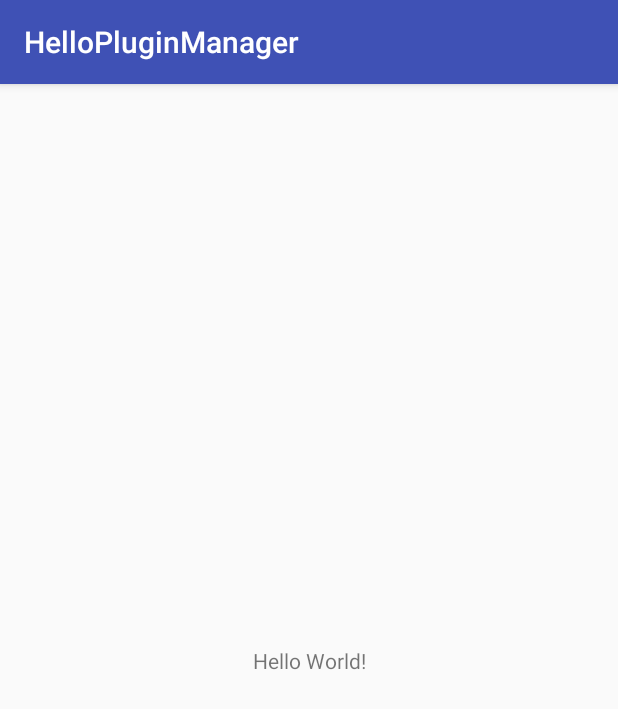
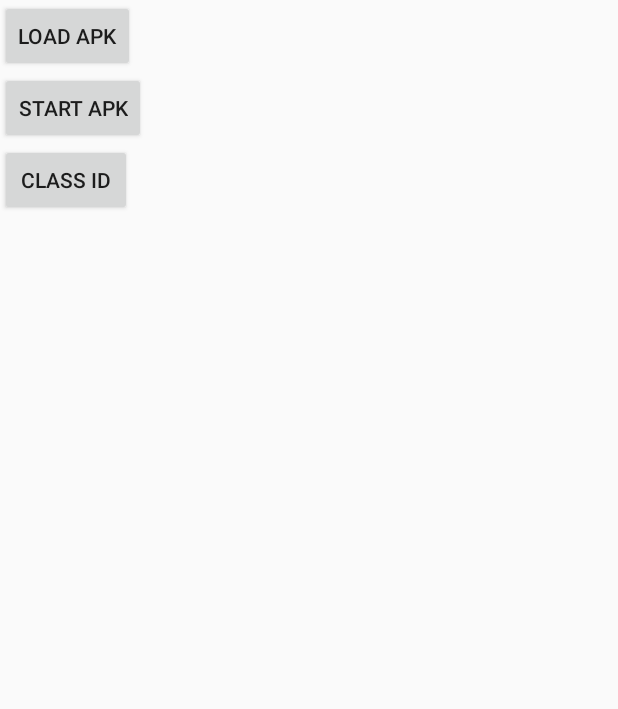
Before and after one commit to wengz/HelloPluginManager, an Android app: the screen it shows after launch (MainActivity before the commit, TestPluginManagerActivity after it), on a phone screen of 412 x 824 dp. Shown: the top 709 px of the screen. Run offline under Robolectric (Android 15) with nearby library versions, the phone set to English and light mode, and no system bars.

Commit message:
基础实现

```diff
--- a/app/build.gradle
+++ b/app/build.gradle
@@ -1,7 +1,7 @@
 apply plugin: 'com.android.application'
 
 android {
-    compileSdkVersion 28
+    compileSdkVersion 23
     defaultConfig {
         applicationId "com.example.wengzc.hellopluginmanager"
         minSdkVersion 21
@@ -20,7 +20,7 @@ android {
 
 dependencies {
     implementation fileTree(dir: 'libs', include: ['*.jar'])
-    implementation 'com.android.support:appcompat-v7:28.0.0'
+    implementation 'com.android.support:appcompat-v7:23.0.0'
     implementation 'com.android.support.constraint:constraint-layout:1.1.3'
     testImplementation 'junit:junit:4.12'
     androidTestImplementation 'com.android.support.test:runner:1.0.2'
--- a/app/src/main/AndroidManifest.xml
+++ b/app/src/main/AndroidManifest.xml
@@ -9,16 +9,17 @@
         android:allowBackup="true"
         android:icon="@mipmap/ic_launcher"
         android:label="@string/app_name"
-        android:roundIcon="@mipmap/ic_launcher_round"
         android:supportsRtl="true"
         android:theme="@style/AppTheme">
         <activity android:name=".MainActivity">
+        </activity>
+        <activity android:name=".TestPluginManagerActivity">
             <intent-filter>
                 <action android:name="android.intent.action.MAIN" />
-
                 <category android:name="android.intent.category.LAUNCHER" />
             </intent-filter>
         </activity>
+        <activity android:name="androidx.pluginmgr.PluginActivity" />
     </application>
 
 </manifest>
--- a/app/src/main/java/com/example/wengzc/hellopluginmanager/ActivityClassGenerator.java
+++ b/app/src/main/java/com/example/wengzc/hellopluginmanager/ActivityClassGenerator.java
@@ -28,7 +28,7 @@ import java.lang.reflect.Type;
 import java.util.jar.JarEntry;
 import java.util.jar.JarOutputStream;
 
-import static java.lang.reflect.Member.PUBLIC;
+import static java.lang.reflect.Modifier.PUBLIC;
 import static java.lang.reflect.Modifier.FINAL;
 import static java.lang.reflect.Modifier.PRIVATE;
 import static java.lang.reflect.Modifier.PROTECTED;
@@ -204,6 +204,7 @@ public class ActivityClassGenerator {
         code.invokeVirtual(setComponent, i, i, localComp);
         code.returnValue(i);
     }
+
 
     private static <S, D extends S> void declareMethod_getPackageName(DexMaker dexMaker, TypeId<D> generatedType, String pkgName){
         MethodId<D, String> method = generatedType.getMethod(TypeId.STRING,
--- a/app/src/main/java/com/example/wengzc/hellopluginmanager/MainActivity.java
+++ b/app/src/main/java/com/example/wengzc/hellopluginmanager/MainActivity.java
@@ -1,5 +1,6 @@
 package com.example.wengzc.hellopluginmanager;
 
+import android.content.ComponentName;
 import android.content.Intent;
 import android.os.Environment;
 import android.support.v7.app.AppCompatActivity;
@@ -28,7 +29,7 @@ public class MainActivity extends AppCompatActivity {
         super.onCreate(savedInstanceState);
         setContentView(R.layout.activity_main);
 
-        tv = findViewById(R.id.tv);
+        tv = (TextView) findViewById(R.id.tv);
         tv.setOnClickListener(new View.OnClickListener() {
             @Override
             public void onClick(View v) {
@@ -43,7 +44,6 @@ public class MainActivity extends AppCompatActivity {
                 }.start();
             }
         });
-
     }
 
     private File externalDir (){
--- a/app/src/main/java/com/example/wengzc/hellopluginmanager/PluginInfo.java
+++ b/app/src/main/java/com/example/wengzc/hellopluginmanager/PluginInfo.java
@@ -231,7 +231,7 @@ public class PluginInfo {
     }
 
     public PluginClassLoader getClassLoader (){
-        return null;
+        return classLoader;
     }
 
 
--- a/app/src/main/java/com/example/wengzc/hellopluginmanager/PluginManifestUtil.java
+++ b/app/src/main/java/com/example/wengzc/hellopluginmanager/PluginManifestUtil.java
@@ -58,6 +58,8 @@ public class PluginManifestUtil {
         }
         setAttrs(info, manifestXML);
     }
+
+
     private static boolean extractLibFile(ZipFile zip, File tardir)
             throws ZipException, IOException {
 
--- a/app/src/main/java/com/example/wengzc/hellopluginmanager/ReflectionUtils.java
+++ b/app/src/main/java/com/example/wengzc/hellopluginmanager/ReflectionUtils.java
@@ -111,6 +111,4 @@ public class ReflectionUtils {
         }
         return rsField;
     }
-
-
 }
--- /dev/null
+++ b/app/src/main/java/com/example/wengzc/hellopluginmanager/TestPluginManagerActivity.java
@@ -0,0 +1,77 @@
+package com.example.wengzc.hellopluginmanager;
+
+import android.app.Activity;
+import android.os.Bundle;
+import android.os.Environment;
+import android.support.annotation.Nullable;
+import android.util.Log;
+import android.view.View;
+import android.widget.Button;
+
+import java.io.File;
+
+public class TestPluginManagerActivity extends Activity{
+
+    Button loadBtn;
+    Button startBtn;
+    Button classBtn;
+    PluginManager pluginManager;
+    static final String sdcard = Environment.getExternalStorageDirectory().getPath();
+    PluginInfo pluginInfo;
+
+    @Override
+    protected void onCreate(@Nullable Bundle savedInstanceState) {
+        super.onCreate(savedInstanceState);
+        setContentView(R.layout.activity_test_plugin_manager);
+
+        loadBtn = (Button) findViewById(R.id.bt_load_plugin);
+        startBtn = (Button) findViewById(R.id.bt_start_plugin);
+        classBtn = (Button) findViewById(R.id.bt_class_id);
+
+        pluginManager = PluginManager.getInstance(this);
+
+        loadBtn.setOnClickListener(new View.OnClickListener() {
+            @Override
+            public void onClick(View v) {
+                String pluginApkPath = sdcard + "/support.apk";
+                loadPlugin(pluginApkPath);
+            }
+        });
+        startBtn.setOnClickListener(new View.OnClickListener() {
+            @Override
+            public void onClick(View v) {
+                startPlugin();
+            }
+        });
+        classBtn.setOnClickListener(new View.OnClickListener() {
+            @Override
+            public void onClick(View v) {
+                examClass();
+            }
+        });
+    }
+
+    private void examClass (){
+        String simpleClassId = String.class.hashCode()+"";
+        Log.d("Plugin Manager xxx", simpleClassId);
+    }
+
+    private void loadPlugin (final String apkPath){
+        new Thread(){
+
+            @Override
+            public void run() {
+
+                try{
+                    pluginInfo = pluginManager.loadPlugin(new File(apkPath)).iterator().next();
+                }catch (Exception e){
+                    e.printStackTrace();
+                }
+            }
+        }.start();
+    }
+
+    private void startPlugin  (){
+        pluginManager.startMainActivity(this, pluginInfo.getPackageName());
+    }
+}
--- /dev/null
+++ b/app/src/main/res/layout/activity_test_plugin_manager.xml
@@ -0,0 +1,24 @@
+<?xml version="1.0" encoding="utf-8"?>
+<LinearLayout xmlns:android="http://schemas.android.com/apk/res/android"
+    android:orientation="vertical" android:layout_width="match_parent"
+    android:layout_height="match_parent">
+
+    <Button
+        android:id="@+id/bt_load_plugin"
+        android:text="load apk"
+        android:layout_width="wrap_content"
+        android:layout_height="wrap_content" />
+
+    <Button
+        android:id="@+id/bt_start_plugin"
+        android:text="start apk"
+        android:layout_width="wrap_content"
+        android:layout_height="wrap_content" />
+
+    <Button
+        android:id="@+id/bt_class_id"
+        android:text="class id"
+        android:layout_width="wrap_content"
+        android:layout_height="wrap_content" />
+
+</LinearLayout>
--- a/app/src/main/res/mipmap-anydpi-v26/ic_launcher.xml
+++ /dev/null
@@ -1,5 +0,0 @@
-<?xml version="1.0" encoding="utf-8"?>
-<adaptive-icon xmlns:android="http://schemas.android.com/apk/res/android">
-    <background android:drawable="@drawable/ic_launcher_background" />
-    <foreground android:drawable="@drawable/ic_launcher_foreground" />
-</adaptive-icon>
--- a/app/src/main/res/mipmap-anydpi-v26/ic_launcher_round.xml
+++ /dev/null
@@ -1,5 +0,0 @@
-<?xml version="1.0" encoding="utf-8"?>
-<adaptive-icon xmlns:android="http://schemas.android.com/apk/res/android">
-    <background android:drawable="@drawable/ic_launcher_background" />
-    <foreground android:drawable="@drawable/ic_launcher_foreground" />
-</adaptive-icon>
```
Also changed, not shown: app/src/main/java/com/example/wengzc/hellopluginmanager/ActivityOverider.java (+14 -0 lines), app/src/main/java/com/example/wengzc/hellopluginmanager/PluginActivityWrapper.java (added, +92 -0 lines), app/src/main/java/com/example/wengzc/hellopluginmanager/PluginClassLoader.java (+6 -6 lines), app/src/main/java/com/example/wengzc/hellopluginmanager/PluginManager.java (+92 -40 lines), app/src/main/res/drawable-v24/ic_launcher_foreground.xml (deleted, +0 -34 lines).
